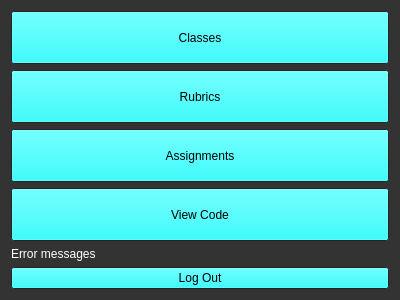
Above: GUI/dataview.ui from Laucksy/CS-205-Project before the change. Below: the same form after it.
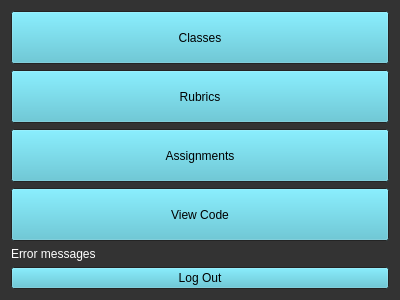
That is the form after the change.

Commit message: Slight color change on buttons

```diff
--- a/GUI/dataview.ui
+++ b/GUI/dataview.ui
@@ -125,9 +125,9 @@
         <colorrole role="Button">
          <brush brushstyle="SolidPattern">
           <color alpha="255">
-           <red>0</red>
-           <green>255</green>
-           <blue>255</blue>
+           <red>78</red>
+           <green>191</green>
+           <blue>209</blue>
           </color>
          </brush>
         </colorrole>
@@ -163,9 +163,9 @@
         <colorrole role="Button">
          <brush brushstyle="SolidPattern">
           <color alpha="255">
-           <red>0</red>
-           <green>255</green>
-           <blue>255</blue>
+           <red>78</red>
+           <green>191</green>
+           <blue>209</blue>
           </color>
          </brush>
         </colorrole>
@@ -201,9 +201,9 @@
         <colorrole role="Button">
          <brush brushstyle="SolidPattern">
           <color alpha="255">
-           <red>0</red>
-           <green>255</green>
-           <blue>255</blue>
+           <red>78</red>
+           <green>191</green>
+           <blue>209</blue>
           </color>
          </brush>
         </colorrole>
@@ -250,6 +250,43 @@
        <verstretch>0</verstretch>
       </sizepolicy>
      </property>
+     <property name="palette">
+      <palette>
+       <active>
+        <colorrole role="Button">
+         <brush brushstyle="SolidPattern">
+          <color alpha="255">
+           <red>78</red>
+           <green>191</green>
+           <blue>209</blue>
+          </color>
+         </brush>
+        </colorrole>
+       </active>
+       <inactive>
+        <colorrole role="Button">
+         <brush brushstyle="SolidPattern">
+          <color alpha="255">
+           <red>78</red>
+           <green>191</green>
+           <blue>209</blue>
+          </color>
+         </brush>
+        </colorrole>
+       </inactive>
+       <disabled>
+        <colorrole role="Button">
+         <brush brushstyle="SolidPattern">
+          <color alpha="255">
+           <red>78</red>
+           <green>191</green>
+           <blue>209</blue>
+          </color>
+         </brush>
+        </colorrole>
+       </disabled>
+      </palette>
+     </property>
      <property name="text">
       <string>Rubrics</string>
      </property>
@@ -263,6 +300,43 @@
        <verstretch>0</verstretch>
       </sizepolicy>
      </property>
+     <property name="palette">
+      <palette>
+       <active>
+        <colorrole role="Button">
+         <brush brushstyle="SolidPattern">
+          <color alpha="255">
+           <red>78</red>
+           <green>191</green>
+           <blue>209</blue>
+          </color>
+         </brush>
+        </colorrole>
+       </active>
+       <inactive>
+        <colorrole role="Button">
+         <brush brushstyle="SolidPattern">
+          <color alpha="255">
+           <red>78</red>
+           <green>191</green>
+           <blue>209</blue>
+          </color>
+         </brush>
+        </colorrole>
+       </inactive>
+       <disabled>
+        <colorrole role="Button">
+         <brush brushstyle="SolidPattern">
+          <color alpha="255">
+           <red>78</red>
+           <green>191</green>
+           <blue>209</blue>
+          </color>
+         </brush>
+        </colorrole>
+       </disabled>
+      </palette>
+     </property>
      <property name="text">
       <string>Assignments</string>
      </property>
@@ -276,6 +350,43 @@
        <verstretch>0</verstretch>
       </sizepolicy>
      </property>
+     <property name="palette">
+      <palette>
+       <active>
+        <colorrole role="Button">
+         <brush brushstyle="SolidPattern">
+          <color alpha="255">
+           <red>78</red>
+           <green>191</green>
+           <blue>209</blue>
+          </color>
+         </brush>
+        </colorrole>
+       </active>
+       <inactive>
+        <colorrole role="Button">
+         <brush brushstyle="SolidPattern">
+          <color alpha="255">
+           <red>78</red>
+           <green>191</green>
+           <blue>209</blue>
+          </color>
+         </brush>
+        </colorrole>
+       </inactive>
+       <disabled>
+        <colorrole role="Button">
+         <brush brushstyle="SolidPattern">
+          <color alpha="255">
+           <red>78</red>
+           <green>191</green>
+           <blue>209</blue>
+          </color>
+         </brush>
+        </colorrole>
+       </disabled>
+      </palette>
+     </property>
      <property name="text">
       <string>View Code</string>
      </property>
@@ -333,6 +444,43 @@
        <verstretch>0</verstretch>
       </sizepolicy>
      </property>
+     <property name="palette">
+      <palette>
+       <active>
+        <colorrole role="Button">
+         <brush brushstyle="SolidPattern">
+          <color alpha="255">
+           <red>78</red>
+           <green>191</green>
+           <blue>209</blue>
+          </color>
+         </brush>
+        </colorrole>
+       </active>
+       <inactive>
+        <colorrole role="Button">
+         <brush brushstyle="SolidPattern">
+          <color alpha="255">
+           <red>78</red>
+           <green>191</green>
+           <blue>209</blue>
+          </color>
+         </brush>
+        </colorrole>
+       </inactive>
+       <disabled>
+        <colorrole role="Button">
+         <brush brushstyle="SolidPattern">
+          <color alpha="255">
+           <red>78</red>
+           <green>191</green>
+           <blue>209</blue>
+          </color>
+         </brush>
+        </colorrole>
+       </disabled>
+      </palette>
+     </property>
      <property name="layoutDirection">
       <enum>Qt::LeftToRight</enum>
      </property>
```
The commit also changes 1 other file.
